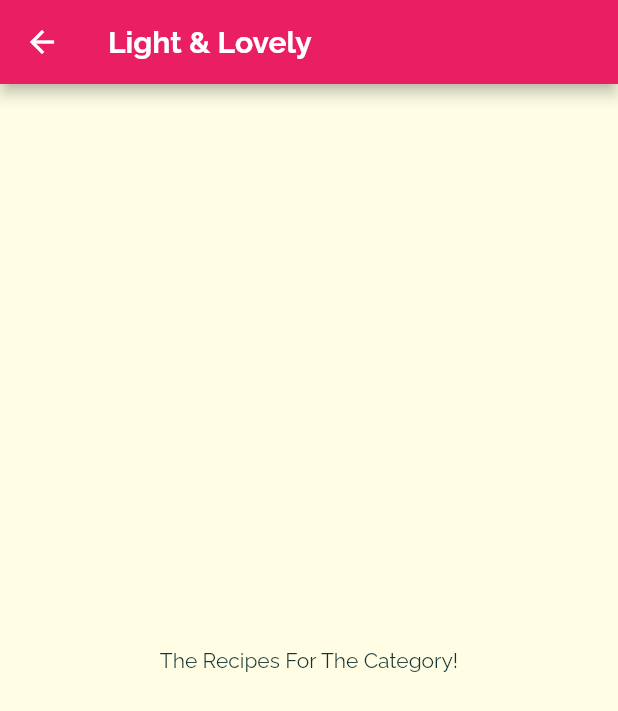
After one commit to Dharmik-Pavasiya/Meal-App, a Flutter app: the screen it shows after launch, after a tap on "Light & Lovely", on a phone screen of 412 x 824 dp. The commit adds this screen. Shown: the top 711 px of the screen. Run offline on Flutter 3.47's test engine with Material 2 defaults, Android fonts, the phone set to English and light mode, and no system bars.

Commit message:
Passing Data Via Constructor

```diff
--- a/lib/main.dart
+++ b/lib/main.dart
@@ -22,7 +22,7 @@ class MyApp extends StatelessWidget {
               ),
               headline6: const TextStyle(
                 fontSize: 20,
-                // fontFamily: 'RobotoCondensed',
+                fontFamily: 'Raleway',
                 fontWeight: FontWeight.bold
               ),
             ),
--- a/lib/pages/categories_page.dart
+++ b/lib/pages/categories_page.dart
@@ -21,7 +21,7 @@ class CategoriesScreen extends StatelessWidget {
         ),
         children: DUMMY_CATEGORIES
             .map((catData) =>
-                CategoryItem(title: catData.title, color: catData.color))
+                CategoryItem(title: catData.title, color: catData.color, id: catData.id,))
             .toList(),
       ),
     );
--- /dev/null
+++ b/lib/pages/category_meal_page.dart
@@ -0,0 +1,20 @@
+import 'package:flutter/material.dart';
+
+class CategoryMealsPage extends StatelessWidget {
+  const CategoryMealsPage({Key? key, required this.categoryId, required this.categoryTitle}) : super(key: key);
+
+  final String categoryId;
+  final String categoryTitle;
+
+  @override
+  Widget build(BuildContext context) {
+    return Scaffold(
+      appBar: AppBar(
+        title: Text(categoryTitle),
+      ),
+      body: const Center(
+        child: Text('The Recipes For The Category!'),
+      ),
+    );
+  }
+}
--- a/lib/widgets/category_item.dart
+++ b/lib/widgets/category_item.dart
@@ -1,15 +1,33 @@
 import 'package:flutter/material.dart';
+import 'package:meal_app/pages/category_meal_page.dart';
 
 class CategoryItem extends StatelessWidget {
-  const CategoryItem({Key? key, required this.title, required this.color})
+  const CategoryItem(
+      {Key? key, required this.title, required this.color, required this.id})
       : super(key: key);
 
+  final String id;
   final String title;
   final Color color;
 
+  void selectCategory(BuildContext ctx) {
+    Navigator.of(ctx).push(
+      MaterialPageRoute(
+        builder: (_) => CategoryMealsPage(
+          categoryId: id,
+          categoryTitle: title,
+        ),
+      ),
+    );
+  }
+
   @override
   Widget build(BuildContext context) {
-    return Container(
+    return InkWell(
+      onTap: () => selectCategory(context),
+      splashColor: Theme.of(context).primaryColor,
+      borderRadius: BorderRadius.circular(15),
+      child: Container(
         padding: const EdgeInsets.all(15),
         decoration: BoxDecoration(
             gradient: LinearGradient(colors: [
@@ -23,6 +41,7 @@ class CategoryItem extends StatelessWidget {
             style: Theme.of(context).textTheme.headline6,
           ),
         ),
+      ),
     );
   }
 }
```
Lines whose indentation alone changed are shown as unchanged.
